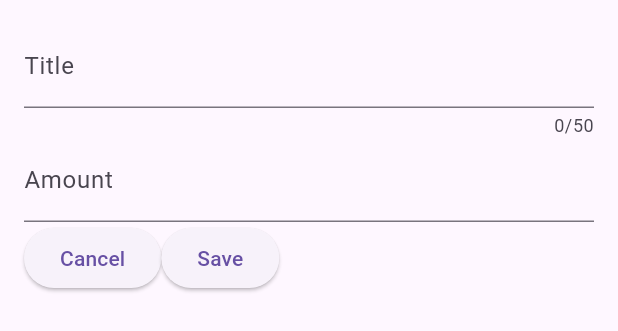
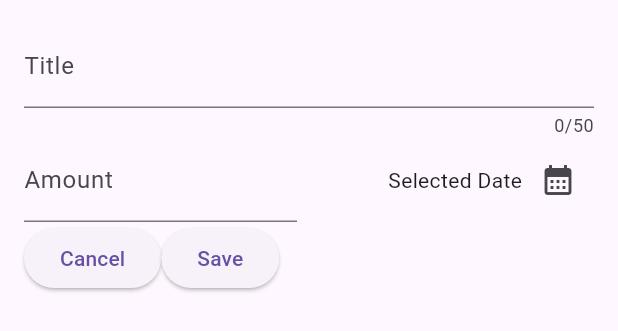
Before and after one commit to eacardenase/flutter-expenses, a Flutter app: the NewExpense widget shown alone on an empty page, opened directly, on a phone screen of 412 x 824 dp. Shown: the top 331 px of the screen. Run offline on Flutter 3.47's test engine with Material 3 defaults, Android fonts, the phone set to English and light mode, and no system bars.

Commit message:
feat: show date picker on create expense modal

```diff
--- a/lib/widgets/new_expense.dart
+++ b/lib/widgets/new_expense.dart
@@ -10,6 +10,17 @@ class NewExpense extends StatefulWidget {
 class _NewExpenseState extends State<NewExpense> {
   final _titleController = TextEditingController();
   final _amountController = TextEditingController();
+
+  void _presentDatePicker() {
+    final now = DateTime.now();
+    final firstDate = DateTime(now.year - 1, now.month, now.day);
+
+    showDatePicker(
+      context: context,
+      firstDate: firstDate,
+      lastDate: now,
+    );
+  }
 
   @override
   void dispose() {
@@ -36,7 +47,11 @@ class _NewExpenseState extends State<NewExpense> {
               ),
             ),
           ),
-          TextField(
+          Row(
+            crossAxisAlignment: CrossAxisAlignment.center,
+            children: [
+              Expanded(
+                child: TextField(
                   controller: _amountController,
                   keyboardType: TextInputType.number,
                   decoration: const InputDecoration(
@@ -44,10 +59,29 @@ class _NewExpenseState extends State<NewExpense> {
                     prefixText: '\$ ',
                   ),
                 ),
+              ),
+              const SizedBox(width: 16),
+              Expanded(
+                child: Row(
+                  mainAxisAlignment: MainAxisAlignment.end,
+                  crossAxisAlignment: CrossAxisAlignment.center,
+                  children: [
+                    const Text('Selected Date'),
+                    IconButton(
+                      onPressed: _presentDatePicker,
+                      icon: const Icon(Icons.calendar_month),
+                    )
+                  ],
+                ),
+              )
+            ],
+          ),
           Row(
             children: [
               ElevatedButton(
-                onPressed: () {},
+                onPressed: () {
+                  Navigator.pop(context);
+                },
                 child: const Text('Cancel'),
               ),
               ElevatedButton(
```
Lines whose indentation alone changed are shown as unchanged.
